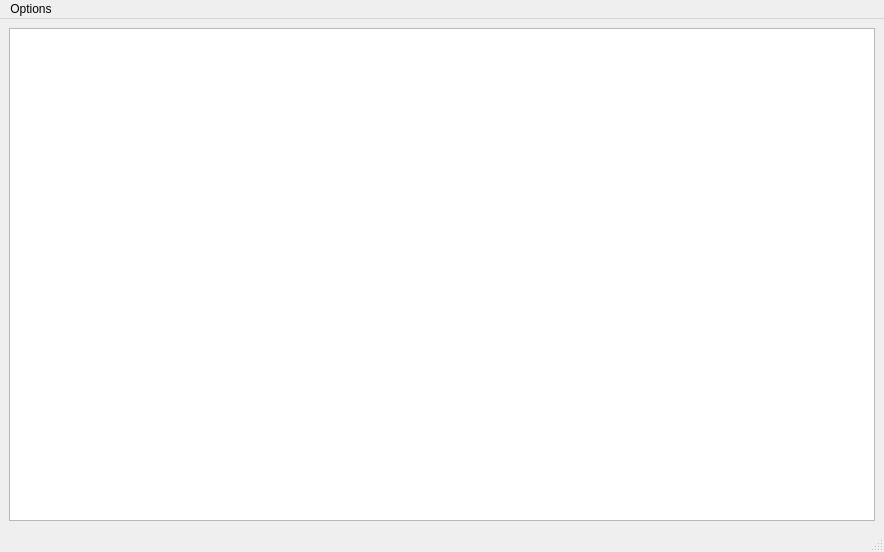
StevenScu/music-player, file mainwindow.ui: the form before one commit.
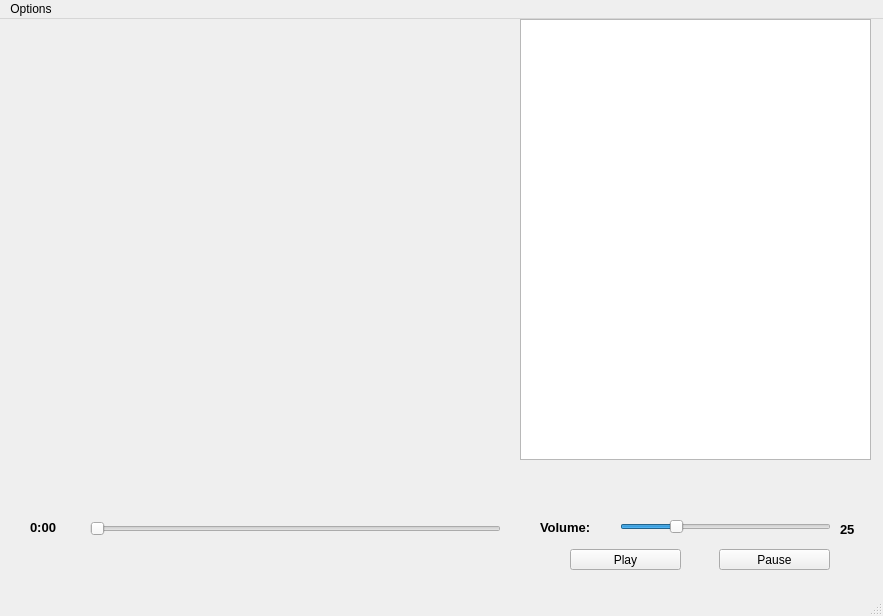
The form after the commit.

Commit message: Added sliders that keep track of and change the position and volume of the media. These have labels that tells the user their data. Media plays when double clicking a link. An album cover opens by default but this should change.

Diff of the .ui file:
```diff
--- a/mainwindow.ui
+++ b/mainwindow.ui
@@ -6,19 +6,161 @@
    <rect>
     <x>0</x>
     <y>0</y>
-    <width>884</width>
-    <height>552</height>
+    <width>883</width>
+    <height>616</height>
    </rect>
   </property>
   <property name="windowTitle">
    <string>MainWindow</string>
   </property>
   <widget class="QWidget" name="centralwidget">
-   <layout class="QHBoxLayout" name="horizontalLayout">
-    <item>
-     <widget class="QListWidget" name="musicList"/>
-    </item>
-   </layout>
+   <widget class="QListWidget" name="musicList">
+    <property name="geometry">
+     <rect>
+      <x>520</x>
+      <y>0</y>
+      <width>351</width>
+      <height>441</height>
+     </rect>
+    </property>
+   </widget>
+   <widget class="QLabel" name="albumCover">
+    <property name="geometry">
+     <rect>
+      <x>20</x>
+      <y>0</y>
+      <width>491</width>
+      <height>441</height>
+     </rect>
+    </property>
+    <property name="text">
+     <string/>
+    </property>
+   </widget>
+   <widget class="QSlider" name="songProgress">
+    <property name="geometry">
+     <rect>
+      <x>90</x>
+      <y>500</y>
+      <width>411</width>
+      <height>20</height>
+     </rect>
+    </property>
+    <property name="maximum">
+     <number>20</number>
+    </property>
+    <property name="value">
+     <number>0</number>
+    </property>
+    <property name="orientation">
+     <enum>Qt::Horizontal</enum>
+    </property>
+   </widget>
+   <widget class="QSlider" name="volumeSlider">
+    <property name="geometry">
+     <rect>
+      <x>620</x>
+      <y>500</y>
+      <width>211</width>
+      <height>16</height>
+     </rect>
+    </property>
+    <property name="maximum">
+     <number>20</number>
+    </property>
+    <property name="value">
+     <number>5</number>
+    </property>
+    <property name="orientation">
+     <enum>Qt::Horizontal</enum>
+    </property>
+   </widget>
+   <widget class="QLabel" name="volumePercent">
+    <property name="geometry">
+     <rect>
+      <x>840</x>
+      <y>500</y>
+      <width>31</width>
+      <height>20</height>
+     </rect>
+    </property>
+    <property name="font">
+     <font>
+      <pointsize>10</pointsize>
+      <weight>75</weight>
+      <bold>true</bold>
+     </font>
+    </property>
+    <property name="text">
+     <string>25</string>
+    </property>
+   </widget>
+   <widget class="QLabel" name="positionLabel">
+    <property name="geometry">
+     <rect>
+      <x>30</x>
+      <y>500</y>
+      <width>51</width>
+      <height>16</height>
+     </rect>
+    </property>
+    <property name="font">
+     <font>
+      <pointsize>10</pointsize>
+      <weight>75</weight>
+      <bold>true</bold>
+     </font>
+    </property>
+    <property name="text">
+     <string>0:00</string>
+    </property>
+   </widget>
+   <widget class="QPushButton" name="pauseButton">
+    <property name="geometry">
+     <rect>
+      <x>719</x>
+      <y>530</y>
+      <width>111</width>
+      <height>21</height>
+     </rect>
+    </property>
+    <property name="text">
+     <string>Pause</string>
+    </property>
+   </widget>
+   <widget class="QPushButton" name="playButton">
+    <property name="geometry">
+     <rect>
+      <x>570</x>
+      <y>530</y>
+      <width>111</width>
+      <height>21</height>
+     </rect>
+    </property>
+    <property name="text">
+     <string>Play</string>
+    </property>
+   </widget>
+   <widget class="QLabel" name="volumeLabel">
+    <property name="geometry">
+     <rect>
+      <x>540</x>
+      <y>500</y>
+      <width>61</width>
+      <height>16</height>
+     </rect>
+    </property>
+    <property name="font">
+     <font>
+      <pointsize>10</pointsize>
+      <weight>75</weight>
+      <bold>true</bold>
+     </font>
+    </property>
+    <property name="text">
+     <string>Volume:</string>
+    </property>
+   </widget>
   </widget>
   <widget class="QStatusBar" name="statusbar"/>
   <widget class="QMenuBar" name="menubar">
@@ -26,7 +168,7 @@
     <rect>
      <x>0</x>
      <y>0</y>
-     <width>884</width>
+     <width>883</width>
      <height>20</height>
     </rect>
    </property>
```
The commit also changes 3 other files.
